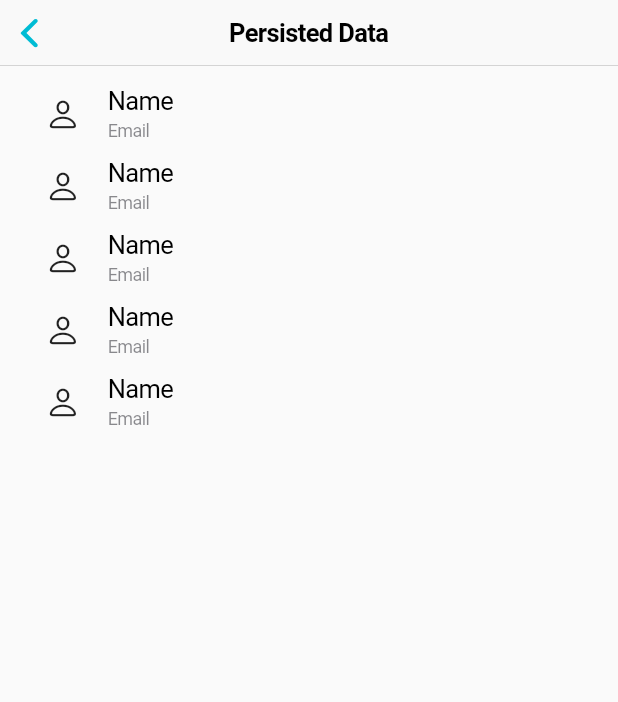
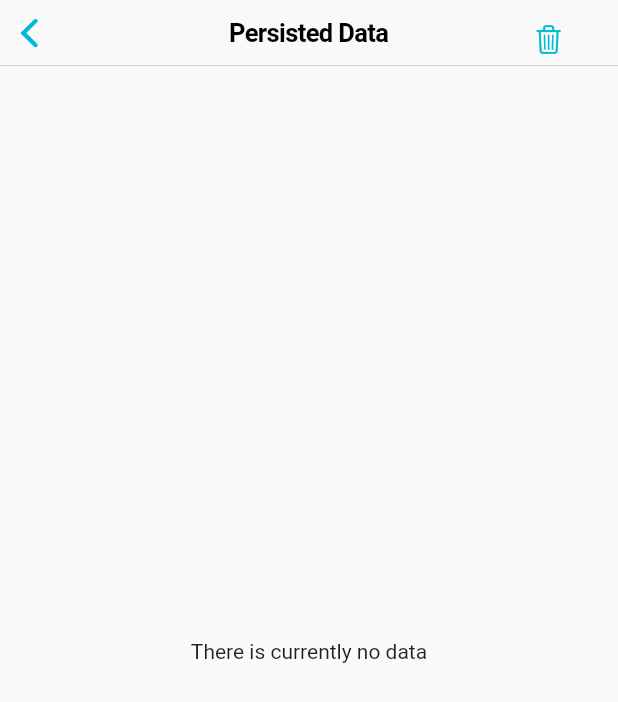
Before and after one commit to prateekthakur272/flutter_sqlite, a Flutter app: the ViewData screen opened directly, on a phone screen of 412 x 824 dp. Shown: the top 702 px of the screen. Run offline on Flutter 3.47's test engine with Material 2 defaults, Android fonts, the phone set to English and light mode, and no system bars; our stand-ins replace sqflite; accounts and stored records are empty.

Commit message:
adds database methods and crud operations

```diff
--- a/lib/database.dart
+++ b/lib/database.dart
@@ -13,24 +13,62 @@ class DatabaseHelper {
   static const COLUMN_PHONE = 'phone';
   DatabaseHelper._();
 
-  Future<Database> get _instance async {
+  static Future<Database> get _instance async {
     return await openDatabase(
       join(await getDatabasesPath(), DB_NAME),
+      version: 1,
       onCreate: (db, version) {
         String query =
-            'CREATE TABLE $TABLE_NAME ($COLUMN_ID INTEGER PRIMARY KEY AUTOINCREAMENT, $COLUMN_NAME TEXT, $COLUMN_EMAIL TEXT, $COLUMN_PHONE TEXT)';
+            'CREATE TABLE $TABLE_NAME ($COLUMN_ID INTEGER PRIMARY KEY AUTOINCREMENT, $COLUMN_NAME TEXT, $COLUMN_EMAIL TEXT, $COLUMN_PHONE TEXT)';
         return db.execute(query);
       },
     );
   }
 
-  Future<int> add(String name, String email, String phone) async {
+  static Future<int> add(Person person) async {
     final db = await _instance;
     if (db.isOpen) {
-      final person = Person(name, email, phone);
       return await db.insert(TABLE_NAME, person.toMap(),
           conflictAlgorithm: ConflictAlgorithm.replace);
     }
     return -1;
   }
+
+  static Future<int> delete(int id) async {
+    final db = await _instance;
+    if (db.isOpen) {
+      return await db
+          .delete(TABLE_NAME, where: '$COLUMN_ID = ?', whereArgs: [id]);
+    }
+    return 0;
+  }
+
+  static Future<int> update(int id, Person person) async {
+    final db = await _instance;
+    if (db.isOpen) {
+      return await db.update(TABLE_NAME, person.toMap(),
+          where: '$COLUMN_ID = ?', whereArgs: [id]);
+    }
+    return 0;
+  }
+
+  static Future<List<Person>> getData() async {
+    final db = await _instance;
+    if (db.isOpen) {
+      final queryData = await db.query(TABLE_NAME);
+      return queryData
+          .map((Map<String, dynamic> e) => Person.id(
+              e[COLUMN_ID], e[COLUMN_NAME], e[COLUMN_EMAIL], e[COLUMN_PHONE]))
+          .toList();
+    }
+    return [];
+  }
+
+  static Future<int> deleteAll() async {
+    final db = await _instance;
+    if (db.isOpen) {
+      return await db.delete(TABLE_NAME);
+    }
+    return 0;
+  }
 }
--- a/lib/modals.dart
+++ b/lib/modals.dart
@@ -2,7 +2,9 @@ class Person {
   final String name;
   final String email;
   final String phone;
-  const Person(this.name, this.email, this.phone);
+  int id = -1;
+  Person(this.name, this.email, this.phone);
+  Person.id(this.id, this.name, this.email, this.phone);
 
   Map<String, Object?> toMap() {
     return {'name': name, 'email': email, 'phone': phone};
--- a/lib/view_data.dart
+++ b/lib/view_data.dart
@@ -1,5 +1,6 @@
 import 'package:flutter/cupertino.dart';
 import 'package:flutter/material.dart';
+import 'package:flutter_sqlite/database.dart';
 
 class ViewData extends StatefulWidget {
   const ViewData({super.key});
@@ -12,41 +13,41 @@ class _ViewDataState extends State<ViewData> {
   @override
   Widget build(BuildContext context) {
     return Scaffold(
-      appBar: const CupertinoNavigationBar(
-        middle: Text(
+      appBar: CupertinoNavigationBar(
+        trailing: CupertinoButton(
+            onPressed: () {
+              DatabaseHelper.deleteAll();
+              setState(() {});
+            },
+            child: const Icon(CupertinoIcons.delete)),
+        middle: const Text(
           'Persisted Data',
           style: TextStyle(fontWeight: FontWeight.bold),
         ),
       ),
-      body: ListView(
-        padding: const EdgeInsets.all(8),
-        children: const [
-          CupertinoListTile(
-            title: Text('Name'),
-            subtitle: Text('Email'),
-            leading: Icon(CupertinoIcons.person),
-          ),
-          CupertinoListTile(
-            title: Text('Name'),
-            subtitle: Text('Email'),
-            leading: Icon(CupertinoIcons.person),
-          ),
-          CupertinoListTile(
-            title: Text('Name'),
-            subtitle: Text('Email'),
-            leading: Icon(CupertinoIcons.person),
-          ),
-          CupertinoListTile(
-            title: Text('Name'),
-            subtitle: Text('Email'),
-            leading: Icon(CupertinoIcons.person),
-          ),
-          CupertinoListTile(
-            title: Text('Name'),
-            subtitle: Text('Email'),
-            leading: Icon(CupertinoIcons.person),
-          ),
-        ],
+      body: Center(
+        child: FutureBuilder(
+            future: DatabaseHelper.getData(),
+            builder: (context, snapshot) {
+              if (snapshot.hasData) {
+                if (snapshot.data!.isEmpty) {
+                  return const Text('There is currently no data');
+                }
+                return ListView.builder(
+                  itemCount: snapshot.data!.length,
+                  itemBuilder: (context, index) => CupertinoListTile(
+                    title: Text(snapshot.data![index].name),
+                    leading: const Icon(CupertinoIcons.person_fill),
+                    subtitle: Text(snapshot.data![index].email),
+                    onTap: () {
+                      DatabaseHelper.delete(snapshot.data![index].id);
+                      setState(() {});
+                    },
+                  ),
+                );
+              }
+              return const CupertinoActivityIndicator();
+            }),
       ),
     );
   }
```
